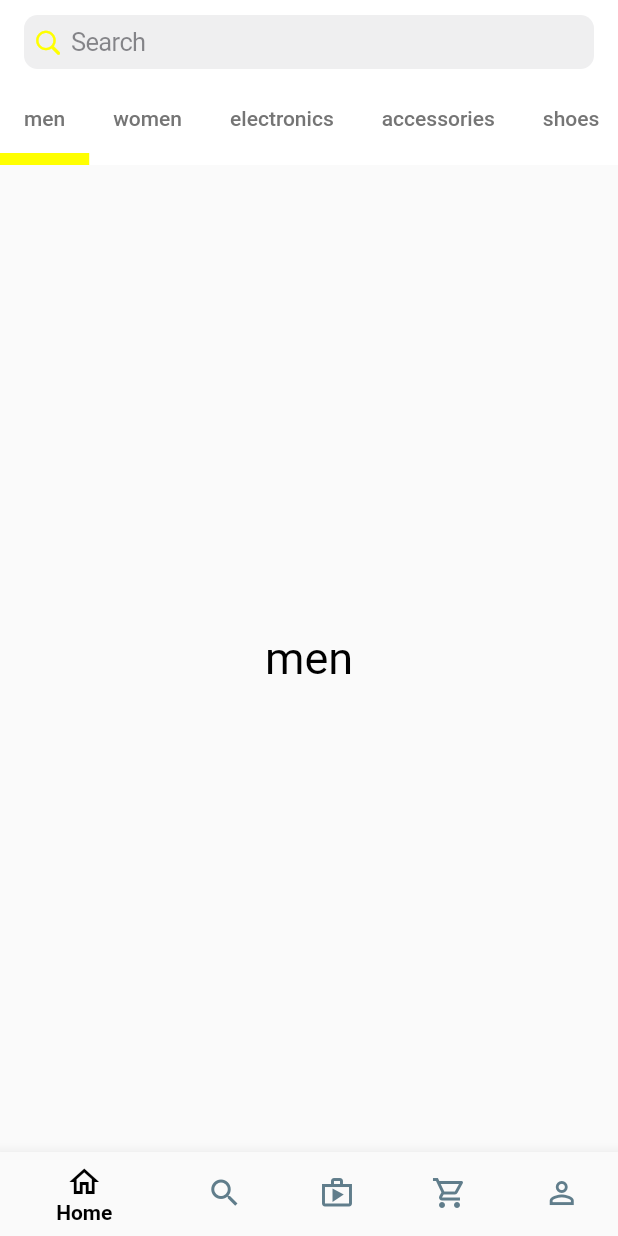
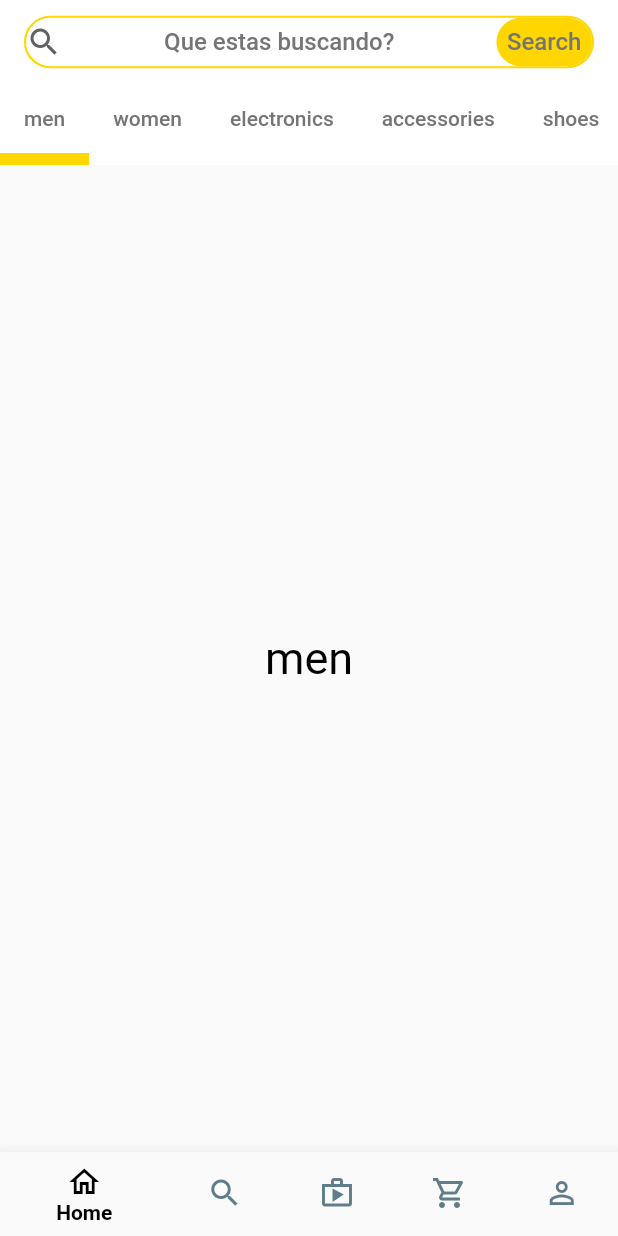
Before and after one commit to FSALVA157/fl_tienda_online_2022, a Flutter app: the screen it shows after launch, on a phone screen of 412 x 824 dp. Run offline on Flutter 3.47's test engine with Material 2 defaults, Android fonts, the phone set to English and light mode, and no system bars.

Commit message:
creando la busqueda

```diff
--- a/lib/main_screens/home.dart
+++ b/lib/main_screens/home.dart
@@ -25,9 +25,7 @@ class Home extends StatelessWidget {
         appBar: AppBar(
           elevation: 0,
           backgroundColor: Colors.white,
-          title: const CupertinoSearchTextField(
-            itemColor: AppTheme.primary_color,
-          ),
+          title: _customSearchBox(),
           bottom: TabBar(
             isScrollable: true,
             indicatorColor: AppTheme.primary_color,
@@ -41,6 +39,27 @@ class Home extends StatelessWidget {
       ),
     );
   }
+
+  Container _customSearchBox() => Container(
+    height: 35,
+    decoration: BoxDecoration(
+      border: Border.all(color: AppTheme.primary_color, width: 1.4),
+      borderRadius: BorderRadius.circular(25),
+    ),
+    child: Row(
+      mainAxisAlignment: MainAxisAlignment.spaceBetween,
+      children: [
+        Icon(Icons.search_outlined, color: Colors.grey.shade700,),
+        Text('Que estas buscando?', style: TextStyle(color: Colors.grey.shade600, fontSize: 16),),
+      Container(
+        padding: EdgeInsets.symmetric(horizontal: 7),
+        decoration: BoxDecoration(color:AppTheme.primary_color, borderRadius: BorderRadius.circular(25)),
+        height: 42,
+        child: Center(child: Text('Search', style: TextStyle(color: Colors.grey.shade600, fontSize: 16),)),
+        )
+      ],
+    ),
+  );
 
   List<Widget> tabsBodies(List<String> titulos) {
     List<Widget> listado=[];
--- a/lib/themes/app_theme.dart
+++ b/lib/themes/app_theme.dart
@@ -2,7 +2,7 @@
 import 'package:flutter/material.dart';
 
 class AppTheme{
-  static const Color primary_color = Colors.yellowAccent;
+  static final Color primary_color = Colors.yellowAccent.shade700;
   static final ThemeData lightTheme = ThemeData.light().copyWith(
     primaryColor: primary_color,
     appBarTheme: const AppBarTheme(
```
